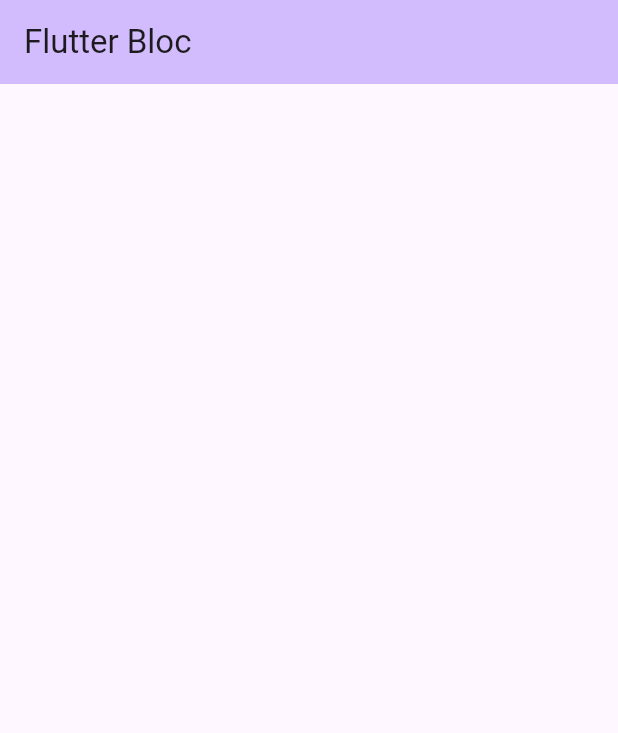
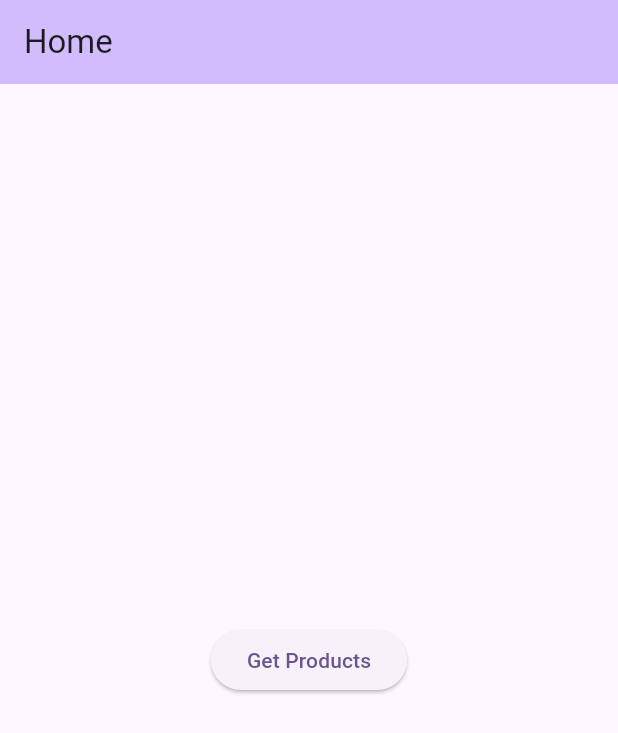
Before and after one commit to javed-khan-developer/bloc_implementation, a Flutter app: the screen it shows after launch, on a phone screen of 412 x 824 dp. Shown: the top 733 px of the screen. Run offline on Flutter 3.47's test engine with Material 2 defaults, Android fonts, the phone set to English and light mode, and no system bars; our stand-ins replace bloc, equatable, flutter_bloc.

Commit message:
bloc part done with api

```diff
--- a/lib/bloc/product_bloc.dart
+++ b/lib/bloc/product_bloc.dart
@@ -1,13 +1,21 @@
 import 'package:bloc/bloc.dart';
-import 'package:meta/meta.dart';
-
+import 'package:bloc_implementation/models/product_model.dart';
+import 'package:bloc_implementation/repository/product_repository.dart';
+import 'package:equatable/equatable.dart';
 part 'product_event.dart';
 part 'product_state.dart';
 
-class ProductBloc extends Bloc<ProductEvent, ProductState> {
-  ProductBloc() : super(ProductInitial()) {
-    on<ProductEvent>((event, emit) {
-      // TODO: implement event handler
+class ProductBloc extends Bloc<ProductLoadedEvent, ProductState> {
+  final ProductRepository productRepository;
+  ProductBloc(this.productRepository) : super(ProductLoadingState()) {
+    on<ProductLoadedEvent>((event, emit) async {
+      try {
+        emit(ProductLoadingState());
+        var data = await productRepository.getProducts();
+        emit(ProductLoadedState(productModel: data));
+      } catch (e) {
+        emit(ProductErrorState(errorMessage: e.toString()));
+      }
     });
   }
 }
--- a/lib/bloc/product_event.dart
+++ b/lib/bloc/product_event.dart
@@ -1,4 +1,13 @@
 part of 'product_bloc.dart';
 
-@immutable
-sealed class ProductEvent {}
+sealed class ProductEvent extends Equatable {
+  const ProductEvent();
+
+  @override
+  List<Object> get props => [];
+}
+
+final class ProductLoadedEvent extends Equatable {
+  @override
+  List<Object?> get props => [];
+}
--- a/lib/bloc/product_state.dart
+++ b/lib/bloc/product_state.dart
@@ -1,6 +1,27 @@
 part of 'product_bloc.dart';
 
-@immutable
-sealed class ProductState {}
+sealed class ProductState extends Equatable {
+  const ProductState();
 
-final class ProductInitial extends ProductState {}
+  @override
+  List<Object> get props => [];
+}
+
+final class ProductInitialState extends ProductState {}
+
+final class ProductLoadingState extends ProductState {}
+
+final class ProductLoadedState extends ProductState {
+  final List<ProductsModel> productModel;
+  const ProductLoadedState({required this.productModel});
+  @override
+  List<Object> get props => [];
+}
+
+final class ProductErrorState extends ProductState {
+  final String errorMessage;
+
+  const ProductErrorState({required this.errorMessage});
+  @override
+  List<Object> get props => [errorMessage];
+}
--- a/lib/main.dart
+++ b/lib/main.dart
@@ -1,7 +1,15 @@
+import 'package:bloc_implementation/bloc/product_bloc.dart';
+import 'package:bloc_implementation/repository/product_repository.dart';
 import 'package:flutter/material.dart';
+import 'package:flutter_bloc/flutter_bloc.dart';
+
+import 'view/home_view.dart';
 
 void main() {
-  runApp(const MyApp());
+  runApp(RepositoryProvider(
+    create: (context) => ProductRepository(),
+    child: const MyApp(),
+  ));
 }
 
 class MyApp extends StatelessWidget {
@@ -9,36 +17,15 @@ class MyApp extends StatelessWidget {
 
   @override
   Widget build(BuildContext context) {
-    return MaterialApp(
-      title: 'Flutter Bloc',
-      theme: ThemeData(
-        colorScheme: ColorScheme.fromSeed(seedColor: Colors.deepPurple),
-        useMaterial3: true,
-      ),
-      home: const MyHomePage(title: 'Flutter Bloc'),
-    );
-  }
-}
-
-class MyHomePage extends StatefulWidget {
-  const MyHomePage({super.key, required this.title});
-
-  final String title;
-
-  @override
-  State<MyHomePage> createState() => _MyHomePageState();
-}
-
-class _MyHomePageState extends State<MyHomePage> {
-  @override
-  Widget build(BuildContext context) {
-    return Scaffold(
-      appBar: AppBar(
-        backgroundColor: Theme.of(context).colorScheme.inversePrimary,
-        title: Text(widget.title),
-      ),
-      body: const Column(
-        children: <Widget>[],
+    return BlocProvider(
+      create: (context) => ProductBloc(ProductRepository()),
+      child: MaterialApp(
+        title: 'Flutter Bloc',
+        theme: ThemeData(
+          colorScheme: ColorScheme.fromSeed(seedColor: Colors.deepPurple),
+          useMaterial3: true,
+        ),
+        home: const MyHomePage(),
       ),
     );
   }
--- /dev/null
+++ b/lib/repository/product_repository.dart
@@ -0,0 +1,15 @@
+import 'package:bloc_implementation/models/product_model.dart';
+import 'package:http/http.dart' as http;
+
+class ProductRepository {
+  Future<List<ProductsModel>> getProducts() async {
+    var response = await http.get(
+      Uri.parse("https://fakestoreapi.com/products"),
+    );
+    if (response.statusCode == 200) {
+      return productsModelFromJson(response.body);
+    } else {
+      throw Exception("Failed to load Products");
+    }
+  }
+}
--- a/lib/view/home_view.dart
+++ b/lib/view/home_view.dart
@@ -0,0 +1,32 @@
+import 'package:bloc_implementation/view/product_screen.dart';
+import 'package:flutter/material.dart';
+
+class MyHomePage extends StatefulWidget {
+  const MyHomePage({super.key});
+
+  @override
+  State<MyHomePage> createState() => _MyHomePageState();
+}
+
+class _MyHomePageState extends State<MyHomePage> {
+  @override
+  Widget build(BuildContext context) {
+    return Scaffold(
+      appBar: AppBar(
+        backgroundColor: Theme.of(context).colorScheme.inversePrimary,
+        title: const Text("Home"),
+      ),
+      body: Center(
+        child: ElevatedButton(
+            onPressed: () {
+              Navigator.push(
+                  context,
+                  MaterialPageRoute(
+                    builder: (context) => const ProductView(),
+                  ));
+            },
+            child: const Text("Get Products")),
+      ),
+    );
+  }
+}
--- a/pubspec.yaml
+++ b/pubspec.yaml
@@ -37,6 +37,7 @@ dependencies:
   cupertino_icons: ^1.0.2
   http: ^1.1.0
   bloc: ^8.1.2
+  flutter_bloc: ^8.1.3
   equatable: ^2.0.5
 
 dev_dependencies:
```
Also changed, not shown: lib/view/product_detail_screen.dart (added, +21 -0 lines), lib/view/product_screen.dart (+65 -0 lines), pubspec.lock.
